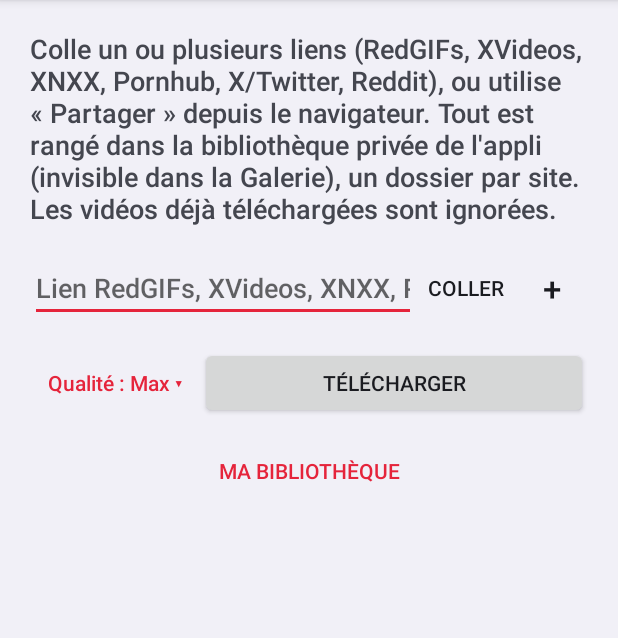
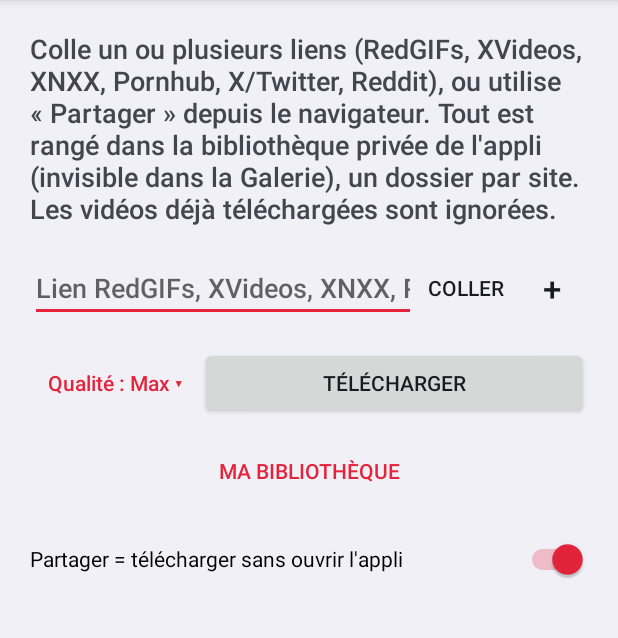
Before and after one commit to legnome/Redgiffdl, an Android app: the screen it shows after launch (MainActivity), on a phone screen of 412 x 824 dp, the part 84-722 px from its top. Run offline under Robolectric (Android 15) with nearby library versions, the phone set to English and light mode, and no system bars.

```diff
--- a/app/build.gradle.kts
+++ b/app/build.gradle.kts
@@ -22,8 +22,8 @@ android {
         applicationId = "fr.perso.redgifsdl"
         minSdk = 26
         targetSdk = 37
-        versionCode = 6
-        versionName = "3.0"
+        versionCode = 7
+        versionName = "3.1"
     }
 
     buildTypes {
--- a/app/src/main/java/fr/perso/redgifsdl/MainActivity.kt
+++ b/app/src/main/java/fr/perso/redgifsdl/MainActivity.kt
@@ -18,6 +18,7 @@ import android.widget.Button
 import android.widget.EditText
 import android.widget.LinearLayout
 import android.widget.ProgressBar
+import android.widget.Switch
 import android.widget.TextView
 import android.widget.Toast
 import java.util.concurrent.Executors
@@ -49,6 +50,11 @@ class MainActivity : Activity() {
         updateQualityButton()
         qualityButton.setOnClickListener { chooseQuality() }
         findViewById<Button>(R.id.addLinkButton).setOnClickListener { addLinkRow() }
+
+        // Réglage : cible "Télécharger (redDL)" dans le menu Partager (activée par défaut)
+        val shareSwitch = findViewById<Switch>(R.id.shareDirectSwitch)
+        shareSwitch.isChecked = ShareDownloadActivity.isEnabled(this)
+        shareSwitch.setOnCheckedChangeListener { _, checked -> ShareDownloadActivity.setEnabled(this, checked) }
 
         findViewById<View>(R.id.root).applySystemBarInsets()
 
--- a/app/src/main/res/layout/activity_main.xml
+++ b/app/src/main/res/layout/activity_main.xml
@@ -92,6 +92,15 @@
             android:layout_marginTop="4dp"
             android:text="@string/library_button" />
 
+        <!-- Affiche/masque la cible "Télécharger (redDL)" du menu Partager -->
+        <Switch
+            android:id="@+id/shareDirectSwitch"
+            android:layout_width="match_parent"
+            android:layout_height="wrap_content"
+            android:layout_marginTop="8dp"
+            android:minHeight="48dp"
+            android:text="@string/share_direct_switch" />
+
         <ProgressBar
             android:id="@+id/progress"
             style="?android:attr/progressBarStyleHorizontal"
--- /dev/null
+++ b/app/src/main/res/values/share_theme.xml
@@ -0,0 +1,12 @@
+<?xml version="1.0" encoding="utf-8"?>
+<resources>
+    <!-- Activité de partage invisible : fenêtre transparente, sans titre ni animation -->
+    <style name="ShareTheme" parent="android:Theme.Translucent.NoTitleBar">
+        <item name="android:windowAnimationStyle">@null</item>
+        <item name="android:windowBackground">@android:color/transparent</item>
+        <item name="android:windowIsTranslucent">true</item>
+        <item name="android:windowNoTitle">true</item>
+        <item name="android:windowContentOverlay">@null</item>
+        <item name="android:backgroundDimEnabled">false</item>
+    </style>
+</resources>
--- a/app/src/main/res/values/strings.xml
+++ b/app/src/main/res/values/strings.xml
@@ -11,6 +11,8 @@
     <string name="remove_link">Retirer ce lien</string>
     <string name="library">Bibliothèque</string>
     <string name="library_button">Ma bibliothèque</string>
+    <string name="share_download_label">Télécharger (redDL)</string>
+    <string name="share_direct_switch">Partager = télécharger sans ouvrir l\'appli</string>
     <string name="update">⟳ Mettre à jour</string>
     <string name="delete">🗑 Supprimer</string>
     <string name="move_to_gallery">🖼 Galerie</string>
```
Also changed, not shown: app/src/main/AndroidManifest.xml (+19 -0 lines), app/src/main/java/fr/perso/redgifsdl/ShareDownloadActivity.kt (added, +101 -0 lines), 1 other file.
